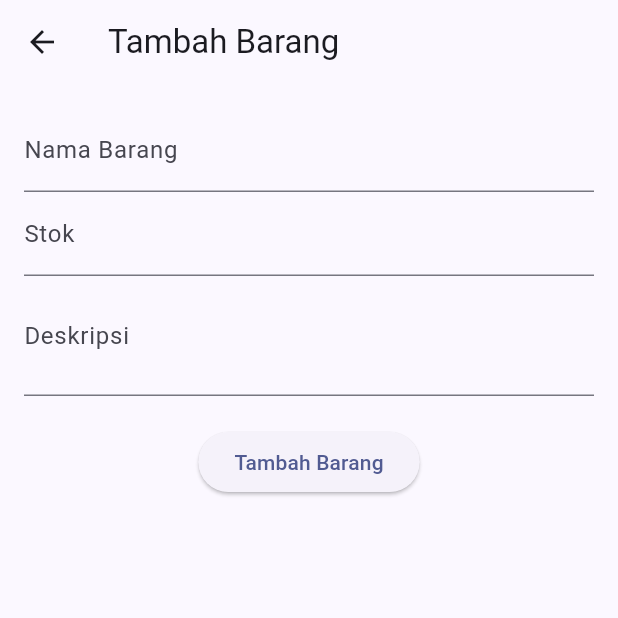
After one commit to Nindyaayuu/manajemen, a Flutter app: the screen it shows after launch, after a tap on the "add" icon, on a phone screen of 412 x 824 dp, the top half of it. The commit adds this screen. Run offline on Flutter 3.47's test engine with Material 3 defaults, Android fonts, the phone set to English and light mode, and no system bars.

Commit message:
Tambah fitur form tambah/edit barang

```diff
--- /dev/null
+++ b/lib/screens/add_edit_screen.dart
@@ -0,0 +1,101 @@
+import 'package:flutter/material.dart';
+import '../models/barang.dart';
+import '../services/api_service.dart';
+
+class AddEditScreen extends StatefulWidget {
+  final Barang? barang;
+  const AddEditScreen({super.key, this.barang});
+
+  @override
+  State<AddEditScreen> createState() => _AddEditScreenState();
+}
+
+class _AddEditScreenState extends State<AddEditScreen> {
+  final _formKey = GlobalKey<FormState>();
+  late TextEditingController _namaController;
+  late TextEditingController _stokController;
+  late TextEditingController _deskripsiController;
+
+  @override
+  void initState() {
+    super.initState();
+    _namaController = TextEditingController(text: widget.barang?.nama ?? '');
+    _stokController = TextEditingController(
+      text: widget.barang?.stok.toString() ?? '',
+    );
+    _deskripsiController = TextEditingController(
+      text: widget.barang?.deskripsi ?? '',
+    );
+  }
+
+  @override
+  void dispose() {
+    _namaController.dispose();
+    _stokController.dispose();
+    _deskripsiController.dispose();
+    super.dispose();
+  }
+
+  void _simpanData() async {
+    if (_formKey.currentState!.validate()) {
+      final barang = Barang(
+        id: widget.barang?.id ?? 0,
+        nama: _namaController.text,
+        stok: int.tryParse(_stokController.text) ?? 0,
+        deskripsi: _deskripsiController.text,
+      );
+
+      if (widget.barang == null) {
+        await ApiService.tambahBarang(barang);
+      } else {
+        await ApiService.updateBarang(barang);
+      }
+
+      Navigator.pop(context);
+    }
+  }
+
+  @override
+  Widget build(BuildContext context) {
+    final isEditing = widget.barang != null;
+
+    return Scaffold(
+      appBar: AppBar(title: Text(isEditing ? 'Edit Barang' : 'Tambah Barang')),
+      body: Padding(
+        padding: const EdgeInsets.all(16.0),
+        child: Form(
+          key: _formKey,
+          child: Column(
+            children: [
+              TextFormField(
+                controller: _namaController,
+                decoration: const InputDecoration(labelText: 'Nama Barang'),
+                validator:
+                    (value) =>
+                        value!.isEmpty ? 'Nama tidak boleh kosong' : null,
+              ),
+              TextFormField(
+                controller: _stokController,
+                decoration: const InputDecoration(labelText: 'Stok'),
+                keyboardType: TextInputType.number,
+                validator:
+                    (value) =>
+                        value!.isEmpty ? 'Stok tidak boleh kosong' : null,
+              ),
+              TextFormField(
+                controller: _deskripsiController,
+                decoration: const InputDecoration(labelText: 'Deskripsi'),
+                maxLines: 2,
+              ),
+              const SizedBox(height: 20),
+              ElevatedButton(
+                onPressed: _simpanData,
+                child: Text(isEditing ? 'Simpan Perubahan' : 'Tambah Barang'),
+              ),
+            ],
+          ),
+        ),
+      ),
+    );
+  }
+}
--- a/lib/screens/home_screen.dart
+++ b/lib/screens/home_screen.dart
@@ -1,14 +1,82 @@
 import 'package:flutter/material.dart';
+import '../models/barang.dart';
+import '../services/api_service.dart';
+import 'add_edit_screen.dart';
+import '../widgets/barang_tile.dart';
 
-class HomeScreen extends StatelessWidget {
+class HomeScreen extends StatefulWidget {
   const HomeScreen({super.key});
+
+  @override
+  State<HomeScreen> createState() => _HomeScreenState();
+}
+
+class _HomeScreenState extends State<HomeScreen> {
+  late Future<List<Barang>> _barangList;
+
+  @override
+  void initState() {
+    super.initState();
+    _loadBarang();
+  }
+
+  void _loadBarang() {
+    setState(() {
+      _barangList = ApiService.fetchBarang();
+    });
+  }
+
+  void _deleteBarang(int id) async {
+    await ApiService.hapusBarang(id);
+    _loadBarang();
+  }
 
   @override
   Widget build(BuildContext context) {
     return Scaffold(
       appBar: AppBar(title: const Text('Stock Gudang')),
-      body: const Center(
-        child: Text('Belum ada data barang.', style: TextStyle(fontSize: 18)),
+      body: FutureBuilder<List<Barang>>(
+        future: _barangList,
+        builder: (context, snapshot) {
+          if (snapshot.connectionState == ConnectionState.waiting) {
+            return const Center(child: CircularProgressIndicator());
+          } else if (snapshot.hasError) {
+            return Center(child: Text('Error: ${snapshot.error}'));
+          } else if (!snapshot.hasData || snapshot.data!.isEmpty) {
+            return const Center(child: Text('Belum ada data barang.'));
+          }
+
+          final barangList = snapshot.data!;
+          return ListView.builder(
+            itemCount: barangList.length,
+            itemBuilder: (context, index) {
+              final barang = barangList[index];
+              return BarangTile(
+                barang: barang,
+                onEdit: () async {
+                  await Navigator.push(
+                    context,
+                    MaterialPageRoute(
+                      builder: (context) => AddEditScreen(barang: barang),
+                    ),
+                  );
+                  _loadBarang();
+                },
+                onDelete: () => _deleteBarang(barang.id),
+              );
+            },
+          );
+        },
+      ),
+      floatingActionButton: FloatingActionButton(
+        onPressed: () async {
+          await Navigator.push(
+            context,
+            MaterialPageRoute(builder: (context) => const AddEditScreen()),
+          );
+          _loadBarang();
+        },
+        child: const Icon(Icons.add),
       ),
     );
   }
```
